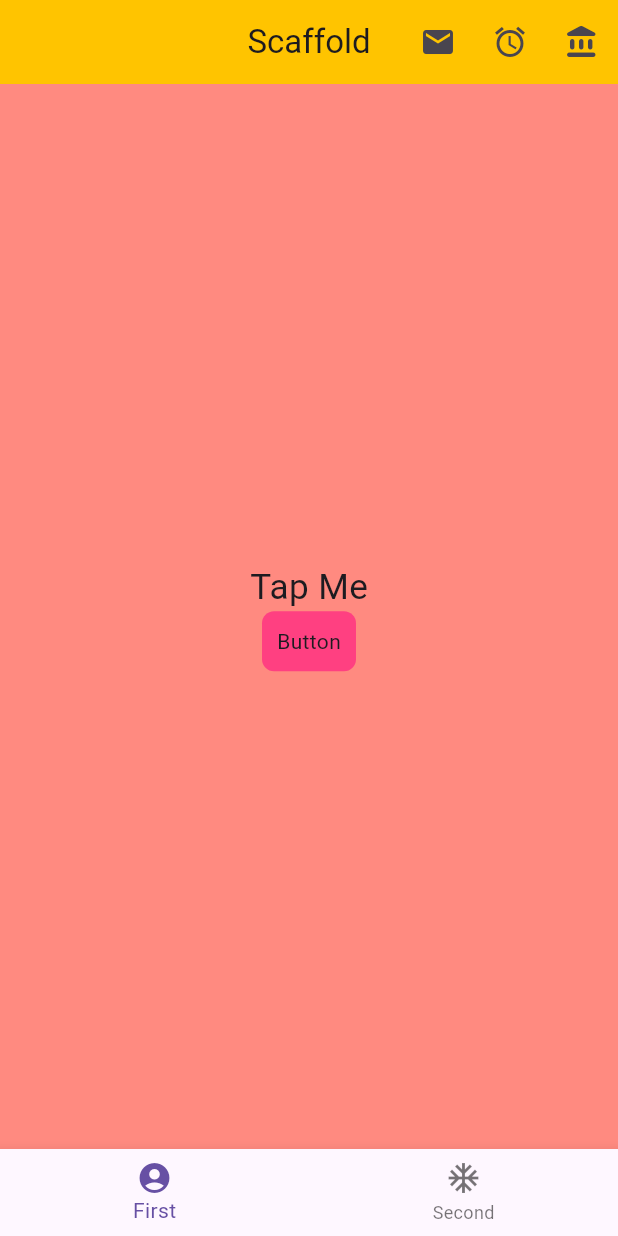
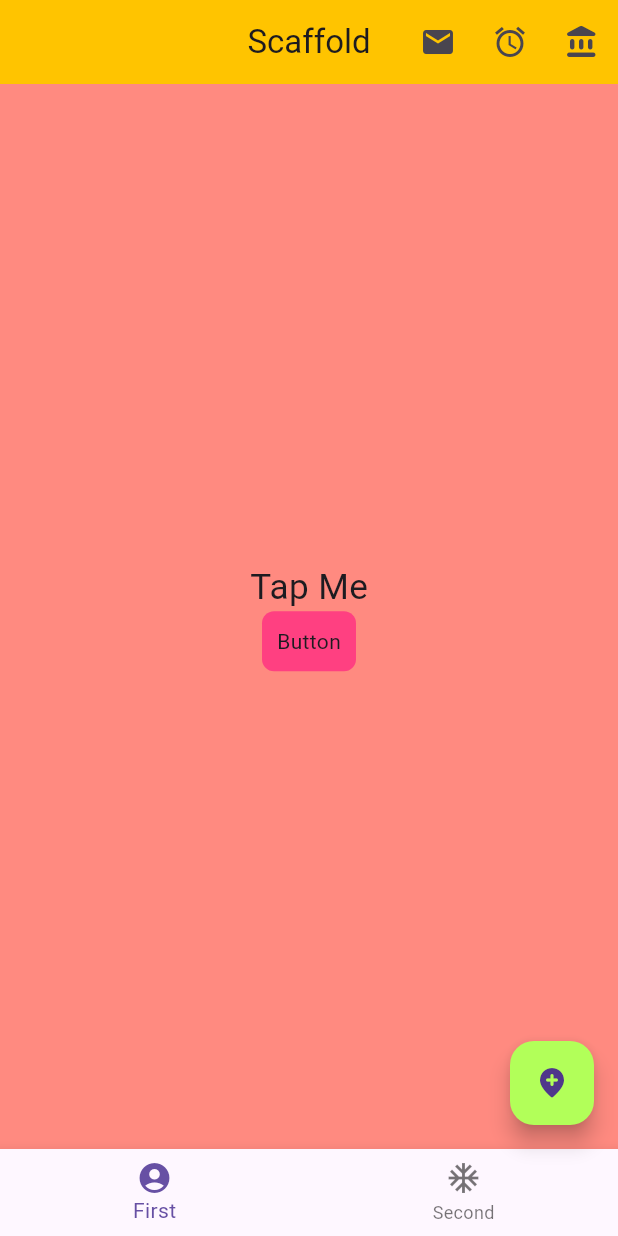
Before and after one commit to erickmwarama2/flutter_demo_app, a Flutter app: the screen it shows after launch, on a phone screen of 412 x 824 dp. Run offline on Flutter 3.47's test engine with Material 3 defaults, Android fonts, the phone set to English and light mode, and no system bars.

Commit message:
add floating action button

```diff
--- a/lib/ui/home.dart
+++ b/lib/ui/home.dart
@@ -26,6 +26,11 @@ class ScaffoldExample extends StatelessWidget {
         ],
       ),
       // body: const Center(child: Text("Hello Again"),),
+      floatingActionButton: FloatingActionButton(
+        backgroundColor: Colors.lightGreenAccent,
+        child: const Icon(Icons.add_location_rounded),
+        onPressed: () => {},
+      ),
       bottomNavigationBar: BottomNavigationBar(
         items: const [
           BottomNavigationBarItem(
```
